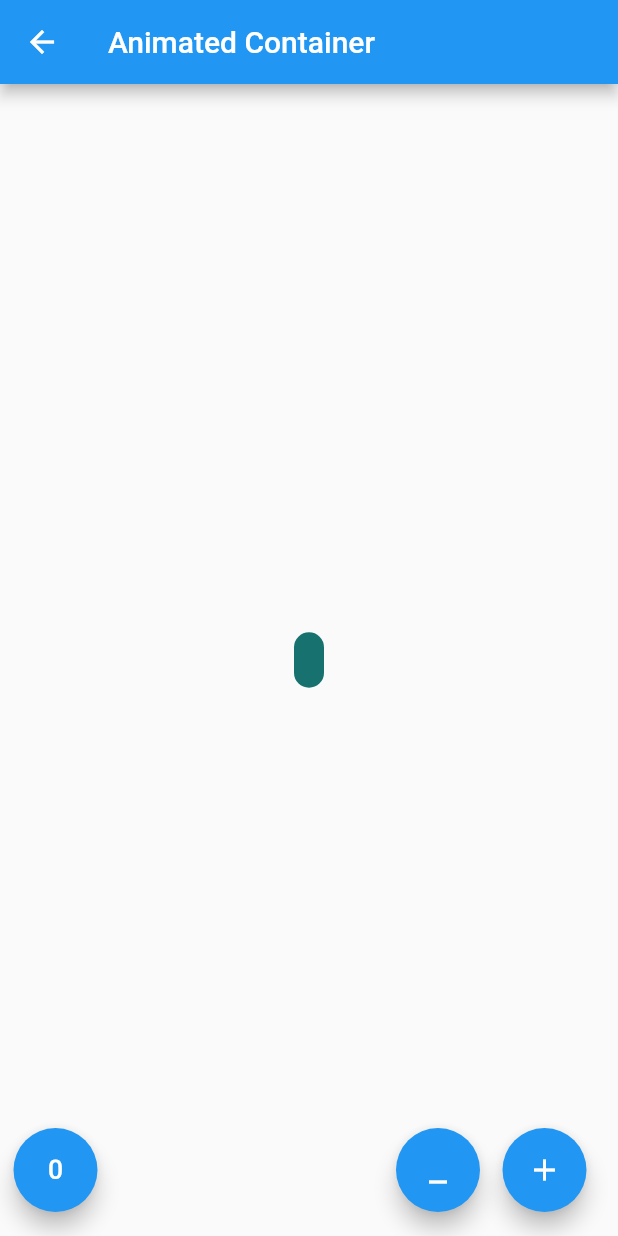
After one commit to Ricardo-Luna/FlutterUdemy, a Flutter app: the AnimatedContainerPage screen opened by its route, after a tap on the "exposure zero" icon, on a phone screen of 412 x 824 dp. The commit adds this screen. Run offline on Flutter 3.47's test engine with Material 2 defaults, Android fonts, the phone set to English and light mode, and no system bars.

Commit message:
One class ahead

```diff
--- a/S6-Componentes/componentes/data/menu_opts.json
+++ b/S6-Componentes/componentes/data/menu_opts.json
@@ -15,6 +15,11 @@
             "ruta" : "card",
             "icon" : "folder_open",
             "texto": "Cards - Tarjetas"
+        },
+        {
+            "ruta" : "animatedContainer",
+            "icon" : "donut-large",
+            "texto": "Animated Container"
         }
     ]
 }
--- a/S6-Componentes/componentes/lib/src/Routes/Routes.dart
+++ b/S6-Componentes/componentes/lib/src/Routes/Routes.dart
@@ -1,3 +1,4 @@
+import 'package:componentes/src/pages/animatedContainer.dart';
 import 'package:flutter/material.dart';
 import 'package:componentes/src/pages/card_page.dart';
 import 'package:componentes/src/pages/alert_page.dart';
@@ -10,5 +11,6 @@ Map<String, WidgetBuilder> getApplicationRoutes() {
     'alert': (BuildContext context) => AlertPage(),
     'avatar': (BuildContext context) => AvatarPage(),
     'card': (BuildContext context) => CardPage(),
+    'animatedContainer': (BuildContext context) => AnimatedContainerPage(),
   };
 }
--- /dev/null
+++ b/S6-Componentes/componentes/lib/src/pages/animatedContainer.dart
@@ -0,0 +1,115 @@
+import 'dart:math';
+
+import 'package:flutter/material.dart';
+
+class AnimatedContainerPage extends StatefulWidget {
+  @override
+  _AnimatedContainerPageState createState() => _AnimatedContainerPageState();
+}
+
+int numColor = 100;
+
+class _AnimatedContainerPageState extends State<AnimatedContainerPage> {
+  double _width = 50.0;
+  double _height = 50.0;
+
+  Color _color = Colors.red[numColor];
+
+  BorderRadiusGeometry _borderRadius = BorderRadius.circular(8.0);
+
+  @override
+  Widget build(BuildContext context) {
+    return Scaffold(
+      appBar: AppBar(title: Text('Animated Container')),
+      body: Center(
+        child: AnimatedContainer(
+          curve: Curves.easeInOutBack,
+          duration: Duration(milliseconds: 500),
+          width: _width,
+          height: _height,
+          decoration: BoxDecoration(borderRadius: _borderRadius, color: _color),
+        ),
+      ),
+      floatingActionButton: _crearBotones(),
+      //floatingActionButtonLocation: FloatingActionButtonLocation.centerFloat,
+    );
+  }
+
+  Widget _crearBotones() {
+    return Row(
+      mainAxisAlignment: MainAxisAlignment.end,
+      children: <Widget>[
+        SizedBox(
+          width: 25.0,
+        ),
+        FloatingActionButton(
+          heroTag: "child1",
+          child: Icon(Icons.exposure_zero),
+          onPressed: () {
+            unExpected();
+          },
+        ),
+        Expanded(
+          child: SizedBox(
+            width: 5.0,
+          ),
+        ),
+        FloatingActionButton(
+          heroTag: "child2",
+          child: Icon(Icons.minimize),
+          onPressed: () {
+            _reducirForma();
+          },
+        ),
+        SizedBox(
+          width: 15.0,
+        ),
+        FloatingActionButton(
+          heroTag: "child3",
+          child: Icon(Icons.add),
+          onPressed: () {
+            _aumentarForma();
+          },
+        ),
+        SizedBox(
+          width: 5.0,
+        ),
+      ],
+    );
+  }
+
+  void unExpected() {
+    final random = Random();
+    setState(() {
+      _width = random.nextInt(200).toDouble();
+      _height = random.nextInt(200).toDouble();
+      _color = Color.fromRGBO(
+          random.nextInt(255), random.nextInt(255), random.nextInt(255), 1);
+    });
+    _borderRadius = BorderRadius.circular(random.nextInt(100).toDouble());
+  }
+
+  void _reducirForma() {
+    setState(() {
+      _width -= 50.0;
+      _height -= 50.0;
+      if (numColor > 50 && numColor < 90) {
+        numColor = numColor + 100;
+      }
+
+      _color = Colors.red[numColor];
+    });
+  }
+
+  void _aumentarForma() {
+    setState(() {
+      _width += 50.0;
+      _height += 50.0;
+      if (numColor < 900) {
+        numColor = numColor + 100;
+      }
+
+      _color = Colors.red[numColor];
+    });
+  }
+}
--- a/S6-Componentes/componentes/lib/src/utils/icono_string_util.dart
+++ b/S6-Componentes/componentes/lib/src/utils/icono_string_util.dart
@@ -4,6 +4,7 @@ final _icons = <String, IconData>{
   'add_alert': Icons.add_alert,
   'accessibility': Icons.accessibility,
   'folder_open': Icons.folder_open,
+  'donut-large': Icons.donut_large,
 };
 Icon getIcon(String nombreIcono) {
   return Icon(
```
